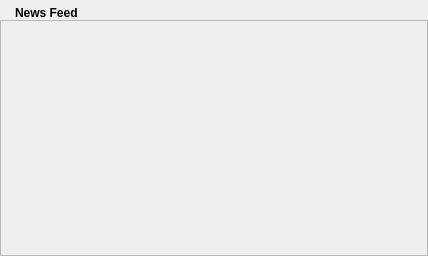
Above: retroshare-gui/src/gui/NewsFeed.ui from RetroShare/RetroShare before the change. Below: the same form after it.
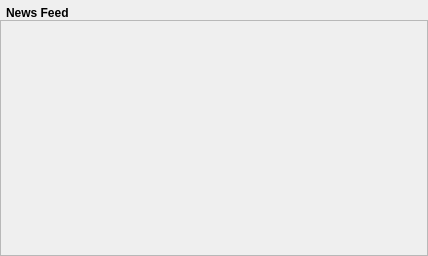
That is the form after the change. Icons and pictures are not drawn.

Patch:
```diff
--- a/retroshare-gui/src/gui/NewsFeed.ui
+++ b/retroshare-gui/src/gui/NewsFeed.ui
@@ -22,13 +22,13 @@
    <item row="0" column="0" >
     <layout class="QGridLayout" name="gridLayout" >
      <property name="leftMargin" >
-      <number>9</number>
+      <number>0</number>
      </property>
      <property name="topMargin" >
       <number>6</number>
      </property>
      <property name="rightMargin" >
-      <number>9</number>
+      <number>0</number>
      </property>
      <property name="horizontalSpacing" >
       <number>6</number>
```
